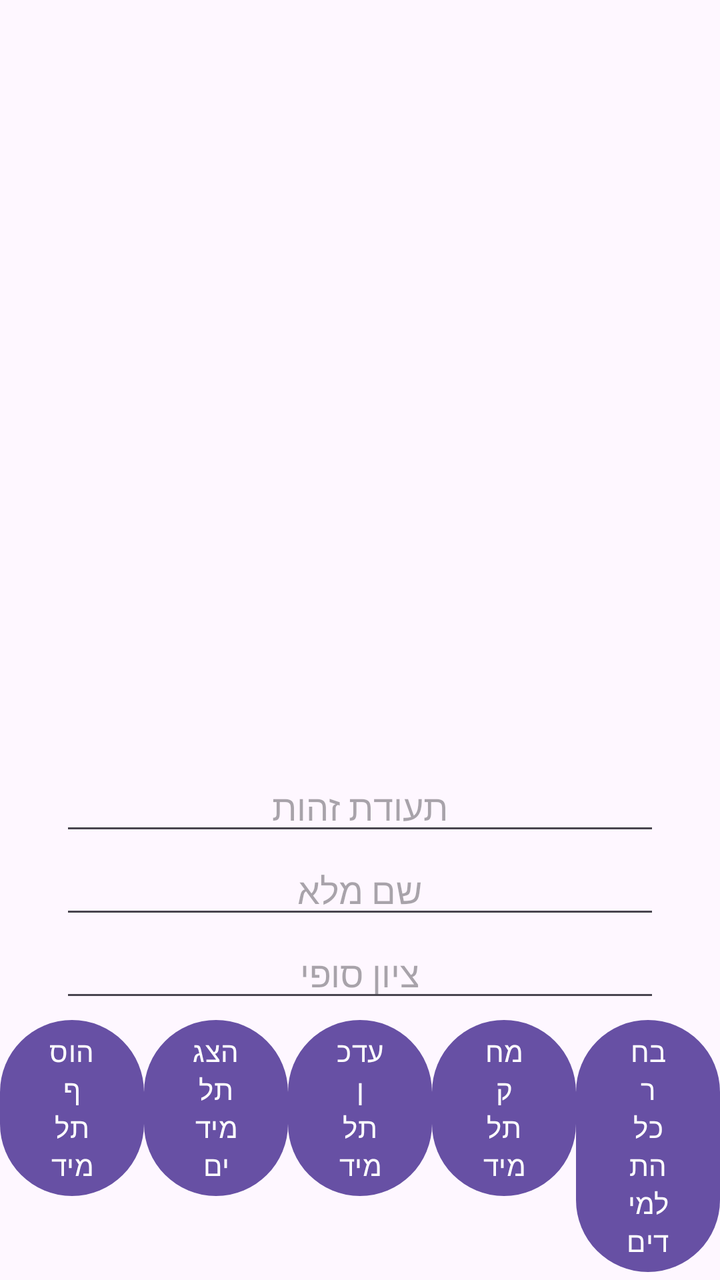
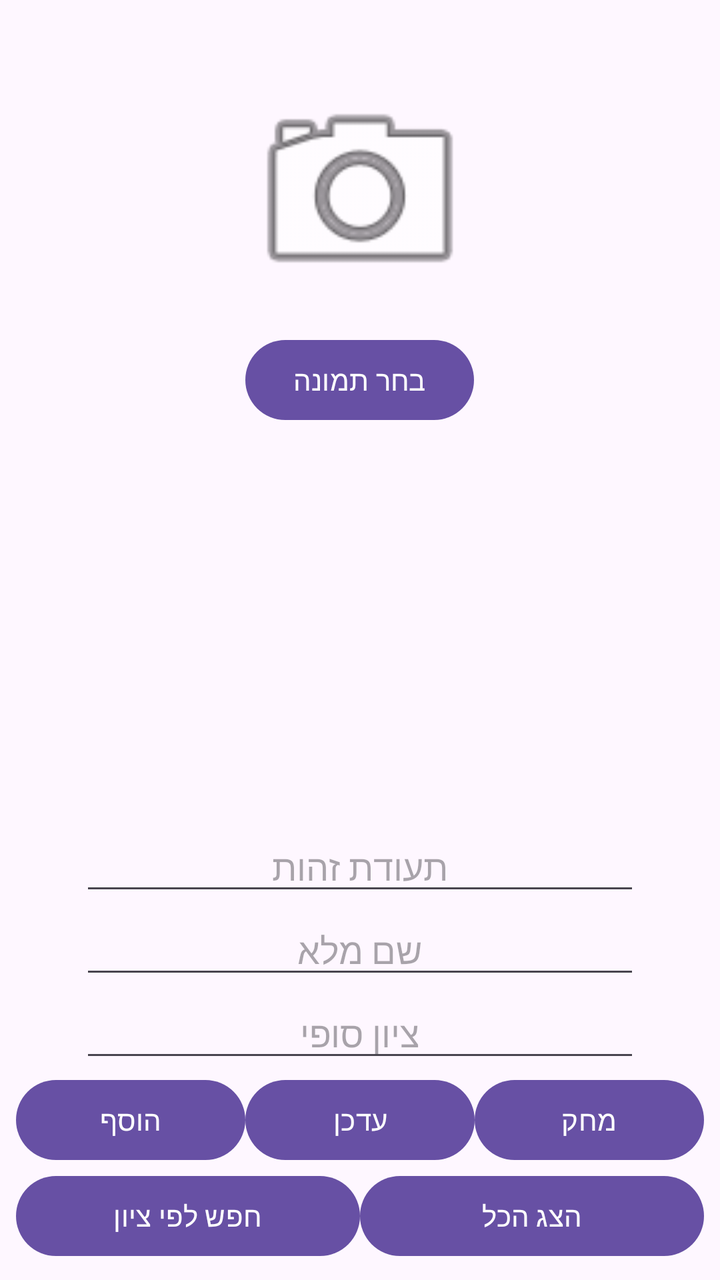

Compare the two renders of this Android layout. The source of the first and the diff that turns it into the second are given below.
<!-- AndroidManifest.xml: application theme Theme.YoadFireBase1 -->
<!-- res/layout/activity_main.xml -->
<?xml version="1.0" encoding="utf-8"?>
<androidx.constraintlayout.widget.ConstraintLayout xmlns:android="http://schemas.android.com/apk/res/android"
    xmlns:app="http://schemas.android.com/apk/res-auto"
    xmlns:tools="http://schemas.android.com/tools"
    android:id="@+id/main"
    android:layout_width="match_parent"
    android:layout_height="match_parent">


    <ScrollView
        android:layout_width="match_parent"
        android:layout_height="0dp"
        app:layout_constraintBottom_toTopOf="@id/bottomlayout"
        app:layout_constraintTop_toTopOf="parent">
        <LinearLayout
            android:layout_width="match_parent"
            android:layout_height="wrap_content"
            android:layout_marginTop="40sp"
            android:gravity="center">
            <TextView
                android:layout_width="wrap_content"
                android:layout_height="wrap_content"
                android:textSize="20sp"
                android:textDirection="rtl"
                android:id="@+id/tvcontent"/>
        </LinearLayout>
    </ScrollView>
    <LinearLayout
        android:layout_width="match_parent"
        android:layout_height="wrap_content"
        android:id="@+id/bottomlayout"
        android:orientation="vertical"
        android:gravity="center"
        app:layout_constraintBottom_toBottomOf="parent">
        <EditText
            android:layout_width="300dp"
            android:layout_height="wrap_content"
            android:id="@+id/tz"
            android:gravity="center"
            android:hint="תעודת זהות"/>
        <EditText
            android:layout_width="300dp"
            android:layout_height="wrap_content"
            android:id="@+id/fullname"
            android:gravity="center"
            android:hint="שם מלא"/>
        <EditText
            android:layout_width="300dp"
            android:layout_height="wrap_content"
            android:id="@+id/grade"
            android:gravity="center"
            android:hint="ציון סופי"/>


        <LinearLayout
            android:layout_width="match_parent"
            android:layout_height="wrap_content"
            >
            <Button
                android:id="@+id/btnInsert"
                android:layout_width="0dp"
                android:layout_weight="1"
                android:layout_height="wrap_content"
                android:text="הוסף תלמיד" />


            <Button
                android:id="@+id/btnSelect"
                android:layout_width="0dp"
                android:layout_weight="1"
                android:layout_height="wrap_content"
                android:text="הצג תלמידים" />


            <Button
                android:id="@+id/btnUpdate"
                android:layout_width="0dp"
                android:layout_weight="1"
                android:layout_height="wrap_content"
                android:text="עדכן תלמיד" />


            <Button
                android:id="@+id/btnDelete"
                android:layout_width="0dp"
                android:layout_weight="1"
                android:layout_height="wrap_content"
                android:text="מחק תלמיד" />
            <Button
                android:id="@+id/btnSelectAll"
                android:layout_width="0dp"
                android:layout_weight="1"
                android:layout_height="wrap_content"
                android:text="בחר כל התלמידים" />
        </LinearLayout>
    </LinearLayout>


</androidx.constraintlayout.widget.ConstraintLayout>
<!-- resources referenced by this layout -->
<resources>
  <style name="Theme.YoadFireBase1" parent="Base.Theme.YoadFireBase1" />
  <style name="Base.Theme.YoadFireBase1" parent="Theme.Material3.DayNight.NoActionBar">
          
          
      </style>
</resources>

<!-- the commit's change to res/layout/activity_main.xml (unified diff, before → after) -->
@@ -6,94 +6,124 @@
     android:layout_width="match_parent"
     android:layout_height="match_parent">
 
-
     <ScrollView
         android:layout_width="match_parent"
         android:layout_height="0dp"
         app:layout_constraintBottom_toTopOf="@id/bottomlayout"
         app:layout_constraintTop_toTopOf="parent">
-        <LinearLayout
-            android:layout_width="match_parent"
-            android:layout_height="wrap_content"
-            android:layout_marginTop="40sp"
-            android:gravity="center">
-            <TextView
-                android:layout_width="wrap_content"
-                android:layout_height="wrap_content"
-                android:textSize="20sp"
-                android:textDirection="rtl"
-                android:id="@+id/tvcontent"/>
-        </LinearLayout>
-    </ScrollView>
-    <LinearLayout
-        android:layout_width="match_parent"
-        android:layout_height="wrap_content"
-        android:id="@+id/bottomlayout"
-        android:orientation="vertical"
-        android:gravity="center"
-        app:layout_constraintBottom_toBottomOf="parent">
-        <EditText
-            android:layout_width="300dp"
-            android:layout_height="wrap_content"
-            android:id="@+id/tz"
-            android:gravity="center"
-            android:hint="תעודת זהות"/>
-        <EditText
-            android:layout_width="300dp"
-            android:layout_height="wrap_content"
-            android:id="@+id/fullname"
-            android:gravity="center"
-            android:hint="שם מלא"/>
-        <EditText
-            android:layout_width="300dp"
-            android:layout_height="wrap_content"
-            android:id="@+id/grade"
-            android:gravity="center"
-            android:hint="ציון סופי"/>
-
 
         <LinearLayout
             android:layout_width="match_parent"
             android:layout_height="wrap_content"
-            >
+            android:layout_marginTop="20dp"
+            android:gravity="center"
+            android:orientation="vertical"
+            android:padding="16dp">
+
+            <ImageView
+                android:id="@+id/ivStudent"
+                android:layout_width="120dp"
+                android:layout_height="120dp"
+                android:layout_marginBottom="10dp"
+                android:scaleType="centerCrop"
+                android:src="@android:drawable/ic_menu_camera" />
+
+            <Button
+                android:id="@+id/btnSelectImage"
+                android:layout_width="wrap_content"
+                android:layout_height="wrap_content"
+                android:layout_marginBottom="15dp"
+                android:text="בחר תמונה" />
+
+            <TextView
+                android:id="@+id/tvcontent"
+                android:layout_width="match_parent"
+                android:layout_height="wrap_content"
+                android:textDirection="rtl"
+                android:textSize="18sp" />
+        </LinearLayout>
+    </ScrollView>
+
+    <LinearLayout
+        android:id="@+id/bottomlayout"
+        android:layout_width="match_parent"
+        android:layout_height="wrap_content"
+        android:gravity="center"
+        android:orientation="vertical"
+        android:padding="8dp"
+        app:layout_constraintBottom_toBottomOf="parent">
+
+        <EditText
+            android:id="@+id/tz"
+            android:layout_width="280dp"
+            android:layout_height="wrap_content"
+            android:gravity="center"
+            android:hint="תעודת זהות"
+            android:inputType="number" />
+
+        <EditText
+            android:id="@+id/fullname"
+            android:layout_width="280dp"
+            android:layout_height="wrap_content"
+            android:gravity="center"
+            android:hint="שם מלא" />
+
+        <EditText
+            android:id="@+id/grade"
+            android:layout_width="280dp"
+            android:layout_height="wrap_content"
+            android:gravity="center"
+            android:hint="ציון סופי"
+            android:inputType="number" />
+
+        
+        <LinearLayout
+            android:layout_width="match_parent"
+            android:layout_height="wrap_content"
+            android:orientation="horizontal">
+
             <Button
                 android:id="@+id/btnInsert"
                 android:layout_width="0dp"
+                android:layout_height="wrap_content"
                 android:layout_weight="1"
+                android:text="הוסף" />
+
+            <Button
+                android:id="@+id/btnUpdate"
+                android:layout_width="0dp"
                 android:layout_height="wrap_content"
-                android:text="הוסף תלמיד" />
+                android:layout_weight="1"
+                android:text="עדכן" />
 
+            <Button
+                android:id="@+id/btnDelete"
+                android:layout_width="0dp"
+                android:layout_height="wrap_content"
+                android:layout_weight="1"
+                android:text="מחק" />
+        </LinearLayout>
+
+        
+        <LinearLayout
+            android:layout_width="match_parent"
+            android:layout_height="wrap_content"
+            android:orientation="horizontal">
 
             <Button
                 android:id="@+id/btnSelect"
                 android:layout_width="0dp"
+                android:layout_height="wrap_content"
                 android:layout_weight="1"
-                android:layout_height="wrap_content"
-                android:text="הצג תלמידים" />
+                android:text="חפש לפי ציון" />
 
-
-            <Button
-                android:id="@+id/btnUpdate"
-                android:layout_width="0dp"
-                android:layout_weight="1"
-                android:layout_height="wrap_content"
-                android:text="עדכן תלמיד" />
-
-
-            <Button
-                android:id="@+id/btnDelete"
-                android:layout_width="0dp"
-                android:layout_weight="1"
-                android:layout_height="wrap_content"
-                android:text="מחק תלמיד" />
             <Button
                 android:id="@+id/btnSelectAll"
                 android:layout_width="0dp"
+                android:layout_height="wrap_content"
                 android:layout_weight="1"
-                android:layout_height="wrap_content"
-                android:text="בחר כל התלמידים" />
+                android:text="הצג הכל" />
         </LinearLayout>
     </LinearLayout>
 
-
 </androidx.constraintlayout.widget.ConstraintLayout>
